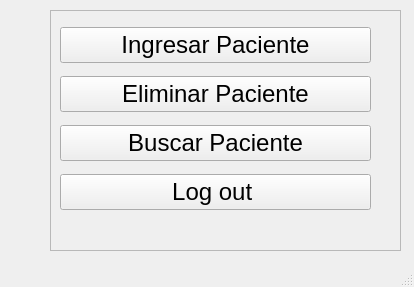
First picture: the form in ventana_menu.ui, repository luhernandez12/entregable-3-, before the edit.
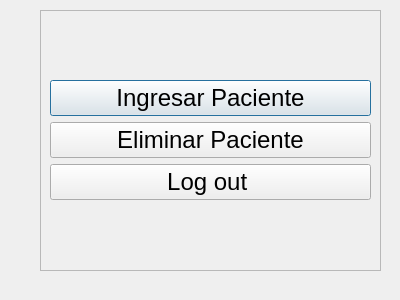
Second picture: the form after the edit.

What changed in the file:
```diff
--- a/ventana_menu.ui
+++ b/ventana_menu.ui
@@ -1,26 +1,25 @@
 <?xml version="1.0" encoding="UTF-8"?>
 <ui version="4.0">
- <class>MainWindow</class>
- <widget class="QMainWindow" name="MainWindow">
+ <class>Dialog</class>
+ <widget class="QDialog" name="Dialog">
   <property name="geometry">
    <rect>
     <x>0</x>
     <y>0</y>
-    <width>414</width>
-    <height>287</height>
+    <width>400</width>
+    <height>300</height>
    </rect>
   </property>
   <property name="windowTitle">
    <string>MainWindow</string>
   </property>
-  <widget class="QWidget" name="centralwidget">
    <widget class="QFrame" name="frame">
     <property name="geometry">
      <rect>
-      <x>50</x>
+     <x>40</x>
       <y>10</y>
-      <width>351</width>
-      <height>241</height>
+     <width>341</width>
+     <height>261</height>
      </rect>
     </property>
     <property name="frameShape">
@@ -29,15 +28,8 @@
     <property name="frameShadow">
      <enum>QFrame::Raised</enum>
     </property>
-    <widget class="QWidget" name="verticalLayoutWidget">
-     <property name="geometry">
-      <rect>
-       <x>10</x>
-       <y>10</y>
-       <width>311</width>
-       <height>201</height>
-      </rect>
-     </property>
+   <layout class="QVBoxLayout" name="verticalLayout_2">
+    <item>
      <layout class="QVBoxLayout" name="verticalLayout">
       <item>
        <widget class="QPushButton" name="ingresar_pac">
@@ -63,18 +55,6 @@
         </property>
        </widget>
       </item>
-      <item>
-       <widget class="QPushButton" name="buscar_pac">
-        <property name="font">
-         <font>
-          <pointsize>18</pointsize>
-         </font>
-        </property>
-        <property name="text">
-         <string>Buscar Paciente</string>
-        </property>
-       </widget>
-      </item>
       <item>
        <widget class="QPushButton" name="salida">
         <property name="font">
@@ -88,20 +68,9 @@
        </widget>
       </item>
      </layout>
-    </widget>
-   </widget>
-  </widget>
-  <widget class="QMenuBar" name="menubar">
-   <property name="geometry">
-    <rect>
-     <x>0</x>
-     <y>0</y>
-     <width>414</width>
-     <height>25</height>
-    </rect>
-   </property>
-  </widget>
-  <widget class="QStatusBar" name="statusbar"/>
+    </item>
+   </layout>
+  </widget>
  </widget>
  <resources/>
  <connections/>
```
Left out of the diff: 2 changed lines with no effect on the pictures. Lines whose indentation alone changed are shown as unchanged.
